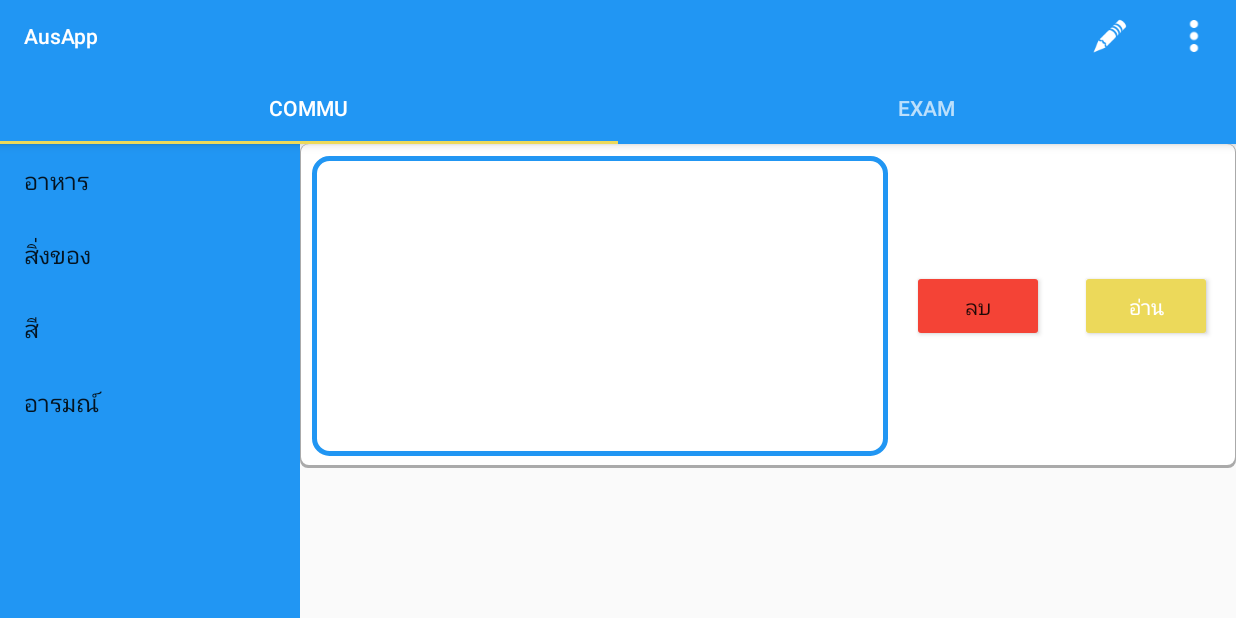
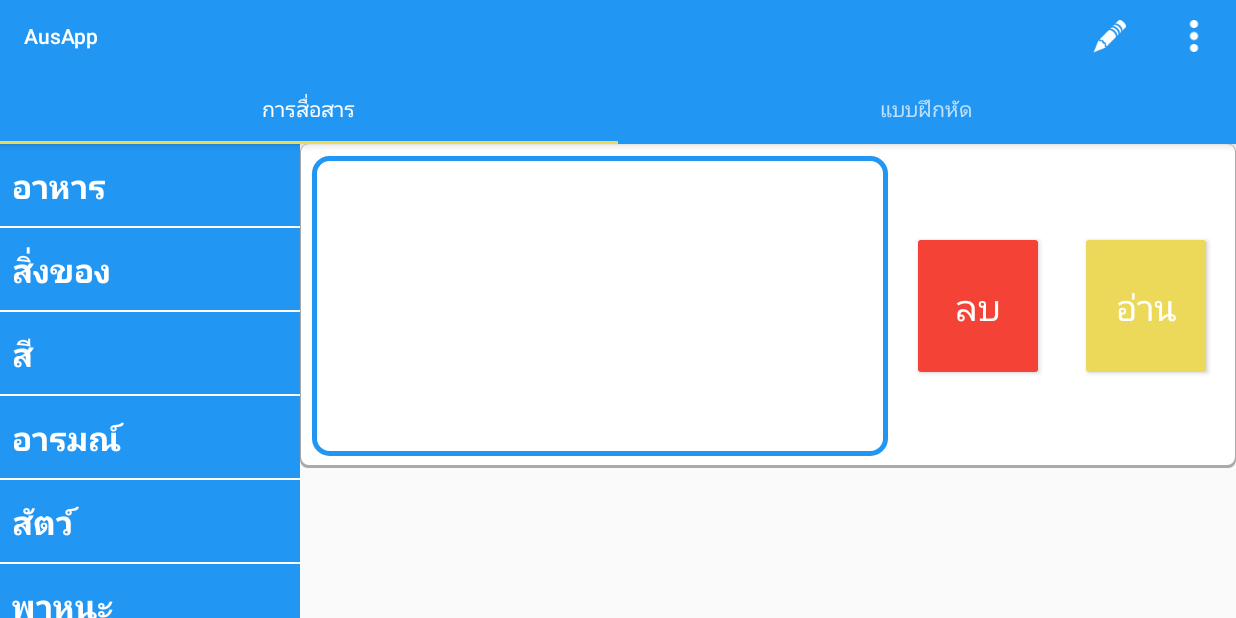
Before and after one commit to laguzlune/AusApp, an Android app: the screen it shows after launch (MainActivity), on a phone screen of 824 x 412 dp (held sideways). Run offline under Robolectric (Android 15) with nearby library versions, the phone set to English and light mode, and no system bars; libraries missing offline, so code that uses them is left out: com.gc.materialdesign.

Commit message:
UI: minor change

```diff
--- a/app/src/main/java/com/example/maist/ausapp/CommuMain.java
+++ b/app/src/main/java/com/example/maist/ausapp/CommuMain.java
@@ -97,7 +97,7 @@ public class CommuMain extends Fragment implements AddItemDialog.AddDialogListen
         showPickRecyclerView.setAdapter(pickedListAdapter);
 
         ArrayAdapter<String> catAdapter = new ArrayAdapter<String>(getActivity(),
-                android.R.layout.simple_list_item_1, mCategories);
+                R.layout.categoty_item, mCategories);
 
         mListView.setAdapter(catAdapter);
 
--- a/app/src/main/java/com/example/maist/ausapp/MainActivity.java
+++ b/app/src/main/java/com/example/maist/ausapp/MainActivity.java
@@ -95,8 +95,8 @@ public class MainActivity extends AppCompatActivity {
 
     private void setupViewPager(ViewPager viewPager) {
         adapter = new ViewPagerAdapter(getSupportFragmentManager());
-        adapter.addFragment(new CommuMain(), "Commu");
-        adapter.addFragment(new QuizList(), "Exam");
+        adapter.addFragment(new CommuMain(), "การสื่อสาร");
+        adapter.addFragment(new QuizList(), "แบบฝึกหัด");
         viewPager.setAdapter(adapter);
     }
 
--- a/app/src/main/res/layout/categoty_item.xml
+++ b/app/src/main/res/layout/categoty_item.xml
@@ -1,18 +1,12 @@
 <?xml version="1.0" encoding="utf-8"?>
-<RelativeLayout xmlns:android="http://schemas.android.com/apk/res/android"
-    android:layout_width="match_parent"
+<TextView xmlns:android="http://schemas.android.com/apk/res/android"
+    android:id="@+id/title_cat"
+    android:layout_width="fill_parent"
     android:layout_height="wrap_content"
-    android:clickable="true">
-
-    <TextView
-        android:id="@+id/title"
-        android:layout_width="fill_parent"
-        android:layout_height="wrap_content"
-        android:paddingLeft="30dp"
-        android:paddingStart="30dp"
-        android:paddingTop="10dp"
-        android:paddingBottom="10dp"
-        android:textSize="15sp"
-        android:textStyle="bold" />
-
-</RelativeLayout>
+    android:paddingTop="12dp"
+    android:paddingBottom="12dp"
+    android:paddingStart="8dp"
+    android:paddingLeft="8dp"
+    android:textSize="22sp"
+    android:textColor="@color/textColorPrimary"
+    android:textStyle="bold" />
--- a/app/src/main/res/layout/commu_main.xml
+++ b/app/src/main/res/layout/commu_main.xml
@@ -21,7 +21,7 @@
                 xmlns:android="http://schemas.android.com/apk/res/android"
                 xmlns:app="http://schemas.android.com/apk/res-auto"
                 android:id="@+id/show_pic_recycler"
-                android:layout_weight="0.7"
+                android:layout_weight="0.6"
                 android:layout_width="0dp"
                 android:layout_height="200dp"
                 android:layout_margin="8dp"
@@ -35,19 +35,22 @@
             <Button
                 android:id="@+id/obj_del_btn"
                 android:layout_width="wrap_content"
-                android:layout_height="wrap_content"
+                android:layout_height="100dp"
                 android:layout_gravity="center_vertical"
                 android:src="@drawable/ic_action_cancel"
                 android:theme="@style/RedColoredButton"
+                android:textSize="24sp"
+                android:textColor="@color/textColorPrimary"
                 android:text="ลบ"
                 android:layout_margin="8dp"/>
 
             <Button
                 android:layout_width="wrap_content"
-                android:layout_height="wrap_content"
+                android:layout_height="100dp"
                 android:text="@string/read"
                 android:id="@+id/speakBtn"
                 android:layout_gravity="center_vertical"
+                android:textSize="24sp"
                 style="@style/Widget.AppCompat.Button.Colored"
                 android:layout_margin="16dp"/>
 
--- a/app/src/main/res/layout/fragment_category.xml
+++ b/app/src/main/res/layout/fragment_category.xml
@@ -11,7 +11,7 @@
         android:layout_height="match_parent"
         android:layout_gravity="start"
         android:choiceMode="singleChoice"
-        android:divider="@android:color/transparent"
+        android:divider="@color/textColorPrimary"
         android:dividerHeight="1dp"
         android:background="@color/colorPrimary"/>
 
--- a/app/src/main/res/values/arrays.xml
+++ b/app/src/main/res/values/arrays.xml
@@ -13,6 +13,8 @@
         <item>สิ่งของ</item>
         <item>สี</item>
         <item>อารมณ์</item>
+        <item>สัตว์</item>
+        <item>พาหนะ</item>
     </string-array>
 
     <array name="images">
```
